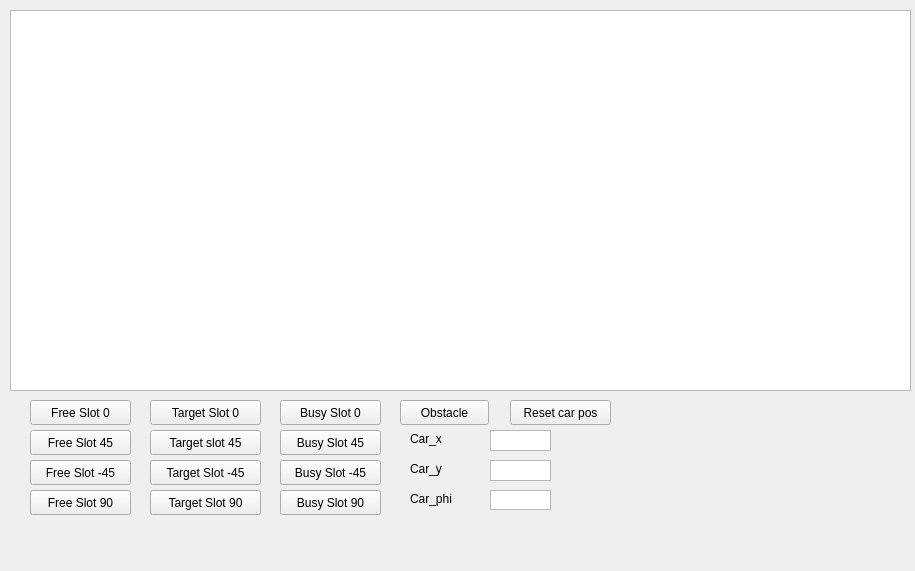
Qt form widget.ui (ReemTarek/DraftRepository) before a commit.
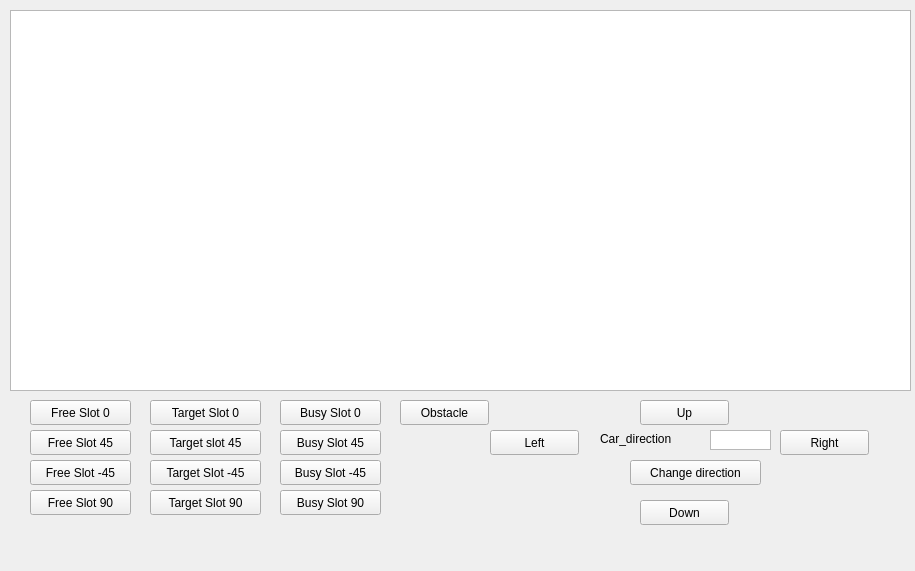
The same form after that commit.

```diff
--- a/widget.ui
+++ b/widget.ui
@@ -192,89 +192,37 @@
     <string>Busy Slot 90</string>
    </property>
   </widget>
-  <widget class="QLabel" name="label">
-   <property name="geometry">
-    <rect>
-     <x>410</x>
-     <y>430</y>
-     <width>67</width>
-     <height>17</height>
-    </rect>
-   </property>
-   <property name="text">
-    <string>Car_x</string>
-   </property>
-  </widget>
-  <widget class="QLabel" name="label_2">
-   <property name="geometry">
-    <rect>
-     <x>410</x>
-     <y>460</y>
-     <width>67</width>
-     <height>17</height>
-    </rect>
-   </property>
-   <property name="text">
-    <string>Car_y</string>
-   </property>
-  </widget>
-  <widget class="QTextEdit" name="Car_x">
-   <property name="geometry">
-    <rect>
-     <x>490</x>
-     <y>430</y>
-     <width>61</width>
-     <height>21</height>
-    </rect>
-   </property>
-   <property name="verticalScrollBarPolicy">
-    <enum>Qt::ScrollBarAlwaysOff</enum>
-   </property>
-  </widget>
-  <widget class="QTextEdit" name="Car_y">
-   <property name="geometry">
-    <rect>
-     <x>490</x>
-     <y>460</y>
-     <width>61</width>
-     <height>21</height>
-    </rect>
-   </property>
-   <property name="verticalScrollBarPolicy">
-    <enum>Qt::ScrollBarAlwaysOff</enum>
-   </property>
-  </widget>
   <widget class="QPushButton" name="ResetCarPos">
    <property name="geometry">
     <rect>
-     <x>510</x>
-     <y>400</y>
-     <width>101</width>
+     <x>630</x>
+     <y>460</y>
+     <width>131</width>
      <height>25</height>
     </rect>
    </property>
    <property name="text">
-    <string>Reset car pos</string>
+    <string>Change direction</string>
    </property>
   </widget>
   <widget class="QLabel" name="label_3">
    <property name="geometry">
     <rect>
-     <x>410</x>
-     <y>490</y>
-     <width>67</width>
+     <x>600</x>
+     <y>430</y>
+     <width>101</width>
      <height>17</height>
     </rect>
    </property>
    <property name="text">
-    <string>Car_phi</string>
+    <string>Car_direction</string>
    </property>
   </widget>
   <widget class="QTextEdit" name="Car_phi">
    <property name="geometry">
     <rect>
-     <x>490</x>
-     <y>490</y>
+     <x>710</x>
+     <y>430</y>
      <width>61</width>
      <height>20</height>
     </rect>
@@ -283,6 +231,58 @@
     <enum>Qt::ScrollBarAlwaysOff</enum>
    </property>
   </widget>
+  <widget class="QPushButton" name="pushButton">
+   <property name="geometry">
+    <rect>
+     <x>490</x>
+     <y>430</y>
+     <width>89</width>
+     <height>25</height>
+    </rect>
+   </property>
+   <property name="text">
+    <string>Left</string>
+   </property>
+  </widget>
+  <widget class="QPushButton" name="pushButton_2">
+   <property name="geometry">
+    <rect>
+     <x>780</x>
+     <y>430</y>
+     <width>89</width>
+     <height>25</height>
+    </rect>
+   </property>
+   <property name="text">
+    <string>Right</string>
+   </property>
+  </widget>
+  <widget class="QPushButton" name="pushButton_3">
+   <property name="geometry">
+    <rect>
+     <x>640</x>
+     <y>500</y>
+     <width>89</width>
+     <height>25</height>
+    </rect>
+   </property>
+   <property name="text">
+    <string>Down</string>
+   </property>
+  </widget>
+  <widget class="QPushButton" name="pushButton_4">
+   <property name="geometry">
+    <rect>
+     <x>640</x>
+     <y>400</y>
+     <width>89</width>
+     <height>25</height>
+    </rect>
+   </property>
+   <property name="text">
+    <string>Up</string>
+   </property>
+  </widget>
   <zorder>TargetSlot_4</zorder>
   <zorder>graphicsView</zorder>
   <zorder>FreeSlot</zorder>
```
Left out of the diff: 88 changed lines with no effect on the pictures.
